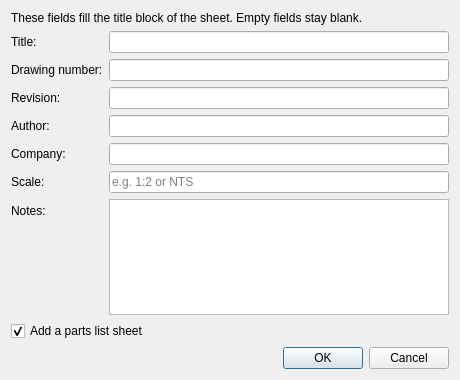
This is ui/Pdf3D/Pdf3DExportDialog.ui in sharjith/ModelViewer-Qt as Qt 5 draws it before an edit. The edited form follows.
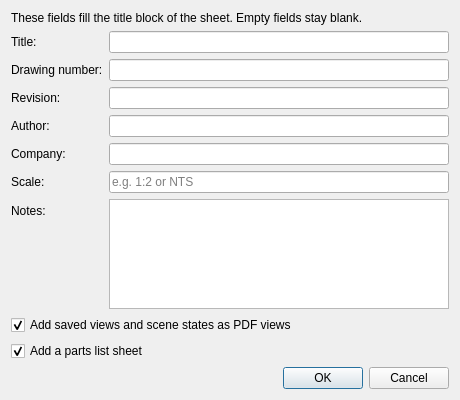
This is the edited form.

Commit message:
3D PDF: saved views and scene states as PDF views, tighter fit, shorter material names
Saved camera views, glTF-authored cameras and scene states (with per-part
visibility) are added to the PDF view list, controlled by a dialog
checkbox. Orthographic views are written as 2 degree narrow-field
perspective views because Acrobat's /OS convention is unverified. The
standard views use a 5% fit margin and the parts list drops the
"<file> (...)" prefix of material names. SceneGraphExporter::buildExportScene
gets an optional mesh uuid -> export node name output.

The edit to the form file:
```diff
--- a/ui/Pdf3D/Pdf3DExportDialog.ui
+++ b/ui/Pdf3D/Pdf3DExportDialog.ui
@@ -115,6 +115,21 @@
      </item>
     </layout>
    </item>
+   <item>
+    <widget class="QCheckBox" name="savedViewsCheck">
+     <property name="toolTip">
+      <string>Adds your saved camera views, the cameras defined in the model
+and your saved scene states to the PDF's view list.
+A scene state also restores which parts were visible.</string>
+     </property>
+     <property name="text">
+      <string>Add saved views and scene states as PDF views</string>
+     </property>
+     <property name="checked">
+      <bool>true</bool>
+     </property>
+    </widget>
+   </item>
    <item>
     <widget class="QCheckBox" name="partsListCheck">
      <property name="toolTip">
```
The commit also changes 12 other files.
